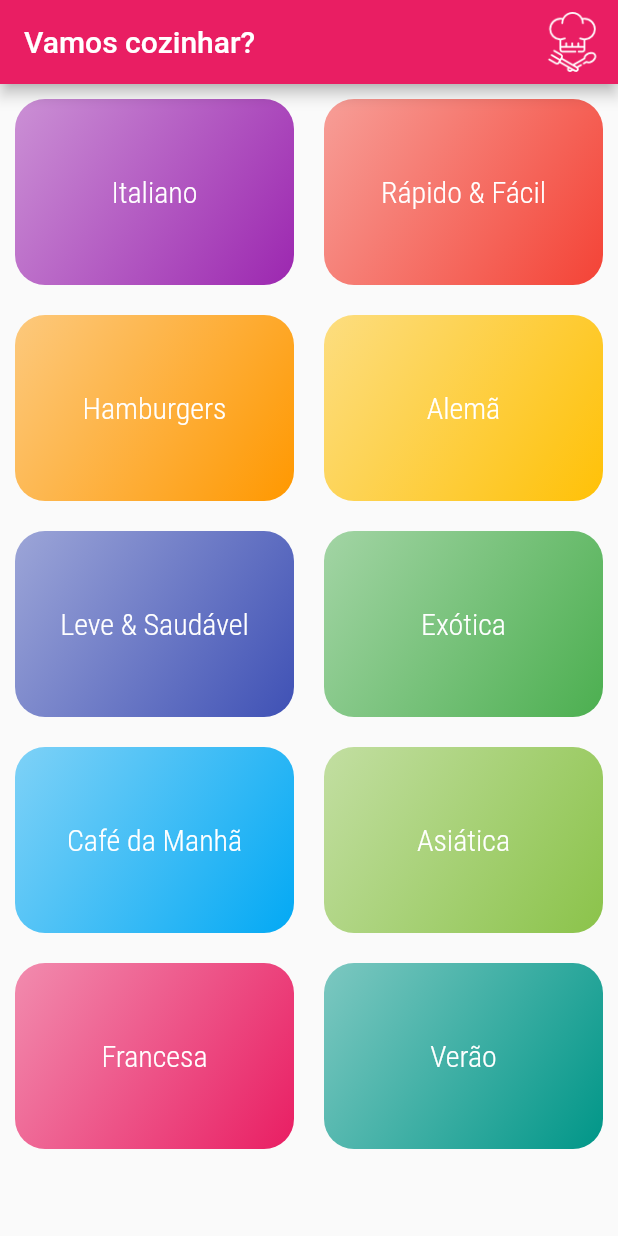
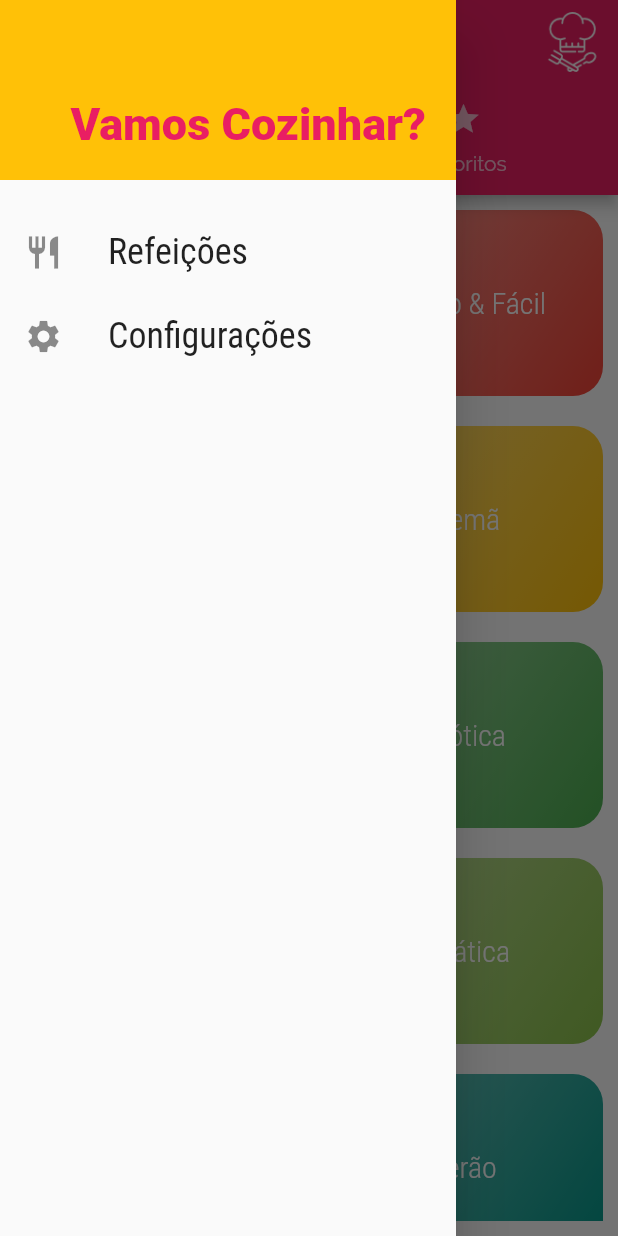
Before and after one commit to larinuness/flutter-receitas-app, a Flutter app: the screen it shows after launch, with the side drawer open (before the commit the screen has no drawer), on a phone screen of 412 x 824 dp. Run offline on Flutter 3.47's test engine with Material 2 defaults, Android fonts, the light colour scheme and no system bars.

Commit message:
Projeto quase finalizado

```diff
--- /dev/null
+++ b/flutter_receitas/lib/components/main_drawer.dart
@@ -0,0 +1,57 @@
+import 'package:flutter/material.dart';
+import 'package:flutter_receitas/utils/app_routes.dart';
+
+class MainDrawer extends StatelessWidget {
+  const MainDrawer({Key? key}) : super(key: key);
+
+  Widget _createItem(IconData icon, String label, void Function() onTap) {
+    return ListTile(
+      leading: Icon(
+        icon,
+        size: 26,
+      ),
+      title: Text(
+        label,
+        style: const TextStyle(
+            fontFamily: 'RobotoCondensed',
+            fontSize: 24,
+            fontWeight: FontWeight.w500),
+      ),
+      onTap: onTap,
+    );
+  }
+
+  @override
+  Widget build(BuildContext context) {
+    return Drawer(
+      child: Column(
+        children: [
+          Container(
+            height: 120,
+            width: double.infinity,
+            padding: const EdgeInsets.all(20),
+            color: Theme.of(context).colorScheme.secondary,
+            alignment: Alignment.bottomRight,
+            child: Text(
+              'Vamos Cozinhar?',
+              style: TextStyle(
+                  fontWeight: FontWeight.w900,
+                  fontSize: 30,
+                  color: Theme.of(context).colorScheme.primary),
+            ),
+          ),
+          const SizedBox(
+            height: 20,
+          ),
+          _createItem(Icons.restaurant, 'Refeições',
+              () => Navigator.of(context).pushReplacementNamed(AppRoutes.home)),
+          _createItem(
+              Icons.settings,
+              'Configurações',
+              () => Navigator.of(context)
+                  .pushReplacementNamed(AppRoutes.settings)),
+        ],
+      ),
+    );
+  }
+}
--- a/flutter_receitas/lib/main.dart
+++ b/flutter_receitas/lib/main.dart
@@ -1,8 +1,9 @@
 import 'package:flutter/material.dart';
 
 import 'pages/categories_meals_page.dart';
-import 'pages/categories_page.dart';
 import 'pages/meal_details_page.dart';
+import 'pages/settings_page.dart';
+import 'pages/tabs_page.dart';
 import 'utils/app_routes.dart';
 
 void main() {
@@ -17,6 +18,7 @@ class MyApp extends StatelessWidget {
     return MaterialApp(
       debugShowCheckedModeBanner: false,
       theme: ThemeData(
+        primaryColor: Colors.pink,
         colorScheme: ColorScheme.fromSwatch(primarySwatch: Colors.pink)
             .copyWith(secondary: Colors.amber),
         fontFamily: 'Raleway',
@@ -32,9 +34,10 @@ class MyApp extends StatelessWidget {
             ),
       ),
       routes: {
-        AppRoutes.home: (context) => const CategoriesPage(),
+        AppRoutes.home: (context) => const TabsPage(),
         AppRoutes.categoriesMeals: (context) => const CategoriesMealsPage(),
         AppRoutes.mealDetail: (context) => const MealDetailsPage(),
+        AppRoutes.settings: (context) => const SettingsPage(),
       },
       // onGenerateRoute: (settings) {
       //   if (settings.name == '/alguma-coisa') {
--- a/flutter_receitas/lib/models/category.dart
+++ b/flutter_receitas/lib/models/category.dart
@@ -1,6 +1,7 @@
 import 'package:flutter/material.dart';
 
 class Category {
+  //id está como String mas poderia ser int tbm
   final String id;
   final String title;
   final Color color;
--- a/flutter_receitas/lib/models/meal.dart
+++ b/flutter_receitas/lib/models/meal.dart
@@ -11,6 +11,8 @@ enum Cost {
 }
 
 class Meal {
+  //id está como String mas poderia ser int tbm
+
   final String id;
   final List<String> categories;
   final String title;
--- a/flutter_receitas/lib/pages/categories_meals_page.dart
+++ b/flutter_receitas/lib/pages/categories_meals_page.dart
@@ -11,6 +11,8 @@ class CategoriesMealsPage extends StatelessWidget {
   Widget build(BuildContext context) {
     final category = ModalRoute.of(context)!.settings.arguments as Category;
 
+    //filtra as comidas por categorias
+    //se for true tem a comida na categoria na lista
     final categoryMeals = DUMMY_MEALS.where((meal) {
       return meal.categories.contains(category.id);
     }).toList();
--- a/flutter_receitas/lib/pages/categories_page.dart
+++ b/flutter_receitas/lib/pages/categories_page.dart
@@ -7,21 +7,7 @@ class CategoriesPage extends StatelessWidget {
 
   @override
   Widget build(BuildContext context) {
-    return Scaffold(
-      appBar: AppBar(
-        title: const Text('Vamos cozinhar?'),
-        actions: [
-          Padding(
-            padding: const EdgeInsets.all(8.0),
-            child: Image.asset(
-              'assets/images/chefe-de-cozinha.png',
-              width: 45,
-              color: Colors.white,
-            ),
-          )
-        ],
-      ),
-      body: Padding(
+    return Padding(
       padding: const EdgeInsets.all(10.0),
       child: GridView(
         //grid com scroll
@@ -40,7 +26,6 @@ class CategoriesPage extends StatelessWidget {
           );
         }).toList(),
       ),
-      ),
     );
   }
 }
--- /dev/null
+++ b/flutter_receitas/lib/pages/favorite_page.dart
@@ -0,0 +1,12 @@
+import 'package:flutter/material.dart';
+
+class FavoritePage extends StatelessWidget {
+  const FavoritePage({Key? key}) : super(key: key);
+
+  @override
+  Widget build(BuildContext context) {
+    return const Center(
+      child: Text('Minhas refeições favoritas'),
+    );
+  }
+}
--- a/flutter_receitas/lib/pages/meal_details_page.dart
+++ b/flutter_receitas/lib/pages/meal_details_page.dart
@@ -84,9 +84,15 @@ class MealDetailsPage extends StatelessWidget {
                   );
                 },
               ),
-            )
+            ),
           ],
         ),
+      ),
+      floatingActionButton: FloatingActionButton(
+        child: const Icon(Icons.star),
+        onPressed: () {
+          Navigator.of(context).pop(meal);
+        },
       ),
     );
   }
--- /dev/null
+++ b/flutter_receitas/lib/pages/settings_page.dart
@@ -0,0 +1,20 @@
+import 'package:flutter/cupertino.dart';
+import 'package:flutter/material.dart';
+import 'package:flutter_receitas/components/main_drawer.dart';
+
+class SettingsPage extends StatelessWidget {
+  const SettingsPage({Key? key}) : super(key: key);
+
+  @override
+  Widget build(BuildContext context) {
+    return Scaffold(
+      drawer: const MainDrawer(),
+      appBar: AppBar(
+        title: const Text('Configurações'),
+      ),
+      body: Center(
+        child: Text('Oi'),
+      ),
+    );
+  }
+}
--- /dev/null
+++ b/flutter_receitas/lib/pages/tabs_page.dart
@@ -0,0 +1,99 @@
+import 'package:flutter/material.dart';
+import 'package:flutter_receitas/components/main_drawer.dart';
+import 'package:flutter_receitas/pages/categories_page.dart';
+import 'package:flutter_receitas/pages/favorite_page.dart';
+
+class TabsPage extends StatefulWidget {
+  const TabsPage({Key? key}) : super(key: key);
+
+  @override
+  State<TabsPage> createState() => _TabsPageState();
+}
+
+class _TabsPageState extends State<TabsPage> {
+  // int _selectedScreenIndex = 0;
+
+  // final List<Widget> _screens = [
+  //   const CategoriesPage(),
+  //   const FavoritePage(),
+  // ];
+
+  // _selectedPage(int index) {
+  //   setState(() {
+  //     _selectedScreenIndex = index;
+  //   });
+  // }
+
+  // final List<String> _titles = [
+  //   'Lista de Categorias',
+  //   'Meus Favoritos',
+  // ];
+
+  @override
+  Widget build(BuildContext context) {
+    // ----> 1 maneira de fazer navagação por aba <----
+    // ---- fica no topo ----
+    return DefaultTabController(
+      length: 2,
+      child: Scaffold(
+        drawer: const MainDrawer(),
+        appBar: AppBar(
+          title: const Text('Vamos cozinhar?'),
+          actions: [
+            Padding(
+              padding: const EdgeInsets.all(8.0),
+              child: Image.asset(
+                'assets/images/chefe-de-cozinha.png',
+                width: 45,
+                color: Colors.white,
+              ),
+            ),
+          ],
+          //parte debaixo da appbar
+          bottom: const TabBar(
+            //cor de qual aba está
+            indicatorColor: Colors.white,
+            tabs: [
+              Tab(icon: Icon(Icons.category), text: 'Categorias'),
+              Tab(icon: Icon(Icons.star), text: 'Favoritos'),
+            ],
+          ),
+        ),
+        body: const TabBarView(
+          children: [
+            CategoriesPage(),
+            FavoritePage(),
+          ],
+        ),
+      ),
+    );
+
+    // ----> 2 maneira de fazer navagação por aba <----
+    // ---- fica no rodapé ----
+    // return Scaffold(
+    //   appBar: AppBar(
+    //     title: Text(_titles[_selectedScreenIndex]),
+    //   ),
+    //   //coloca navegação na lateral
+    //   drawer: const MainDrawer(),
+    //   body: _screens[_selectedScreenIndex],
+    //   bottomNavigationBar: BottomNavigationBar(
+    //     unselectedItemColor: Colors.white,
+    //     selectedItemColor: Colors.amber,
+    //     currentIndex: _selectedScreenIndex,
+    //     onTap: _selectedPage,
+    //     backgroundColor: Theme.of(context).primaryColor,
+    //     items: const [
+    //       BottomNavigationBarItem(
+    //         icon: Icon(Icons.category),
+    //         label: 'Categoria',
+    //       ),
+    //       BottomNavigationBarItem(
+    //         icon: Icon(Icons.star),
+    //         label: 'Favoritos',
+    //       ),
+    //     ],
+    //   ),
+    // );
+  }
+}
--- a/flutter_receitas/lib/utils/app_routes.dart
+++ b/flutter_receitas/lib/utils/app_routes.dart
@@ -2,4 +2,5 @@ class AppRoutes {
   static const home = '/';
   static const categoriesMeals = '/categories-meals';
   static const mealDetail = '/meal-detail';
+  static const settings = '/settings';
 }
```
Lines whose indentation alone changed are shown as unchanged.
